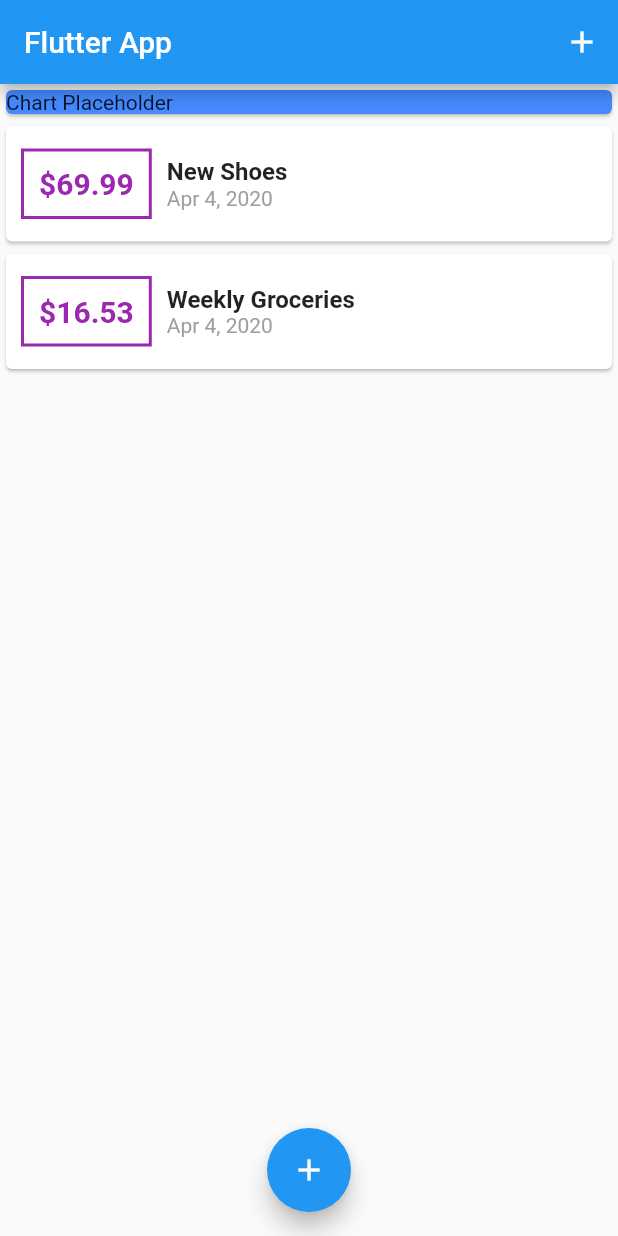
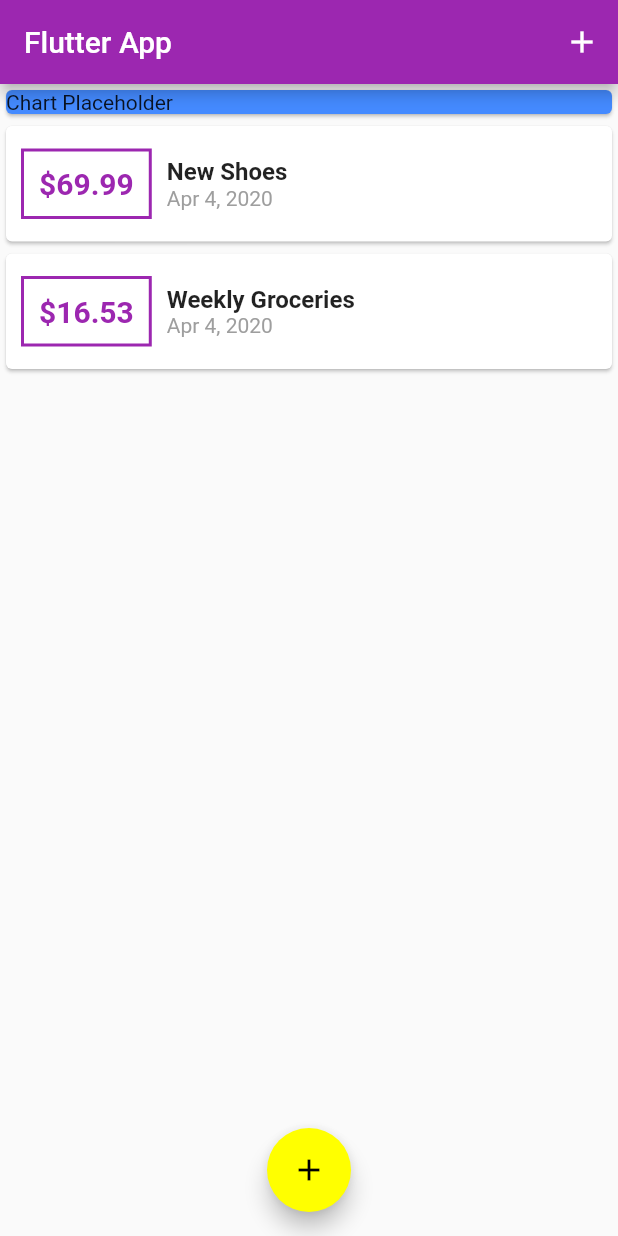
Before and after one commit to PatrickChow0803/Expenses-Tracker, a Flutter app: the screen it shows after launch, on a phone screen of 412 x 824 dp. Run offline on Flutter 3.47's test engine with Material 2 defaults, Android fonts, the phone set to English and light mode, and no system bars.

Commit message:
Added a theme

```diff
--- a/flutter_app/lib/main.dart
+++ b/flutter_app/lib/main.dart
@@ -12,6 +12,8 @@ class MyApp extends StatelessWidget {
       // Create is the data that I want to share
       create: (BuildContext context) => TransactionData(),
       child: MaterialApp(
+        theme: ThemeData(
+            primarySwatch: Colors.purple, accentColor: Colors.yellowAccent),
         home: HomeScreen(),
       ),
     );
--- a/flutter_app/lib/screens/home_screen.dart
+++ b/flutter_app/lib/screens/home_screen.dart
@@ -15,6 +15,7 @@ class HomeScreen extends StatelessWidget {
   final amountController = TextEditingController();
 
   void startAddNewTransaction(BuildContext context) {
+    // showModalBottomSheet is the bottom sheet widget that displays when a user clicks on add.
     // Builder is the widget that you want to be made.
     showModalBottomSheet(
       context: context,
@@ -113,7 +114,10 @@ class NewTransaction extends StatelessWidget {
                           double.parse(amountController.text));
 
                   // Gets rid of the keyboard when pressing the button
-                  FocusScope.of(context).unfocus();
+                  // Not needed anymore because it's now in a modal.
+//                  FocusScope.of(context).unfocus();
+
+                  Navigator.of(context).pop();
                 },
               ),
             )
--- a/flutter_app/lib/widgets/transaction_list.dart
+++ b/flutter_app/lib/widgets/transaction_list.dart
@@ -20,14 +20,15 @@ class TransactionList extends StatelessWidget {
               Container(
                 margin: EdgeInsets.symmetric(vertical: 15.0, horizontal: 10.0),
                 decoration: BoxDecoration(
-                  border: Border.all(color: Colors.purple, width: 2.0),
+                  border: Border.all(
+                      color: Theme.of(context).primaryColor, width: 2.0),
                 ),
                 padding: EdgeInsets.all(10),
                 child: Text(
                   // toStringAsFixed determines the number of decimal points
                   '\$${Provider.of<TransactionData>(context).userTransactions[index].amount.toStringAsFixed(2)}',
                   style: TextStyle(
-                    color: Colors.purple,
+                    color: Theme.of(context).primaryColor,
                     fontWeight: FontWeight.bold,
                     fontSize: 20,
                   ),
```
